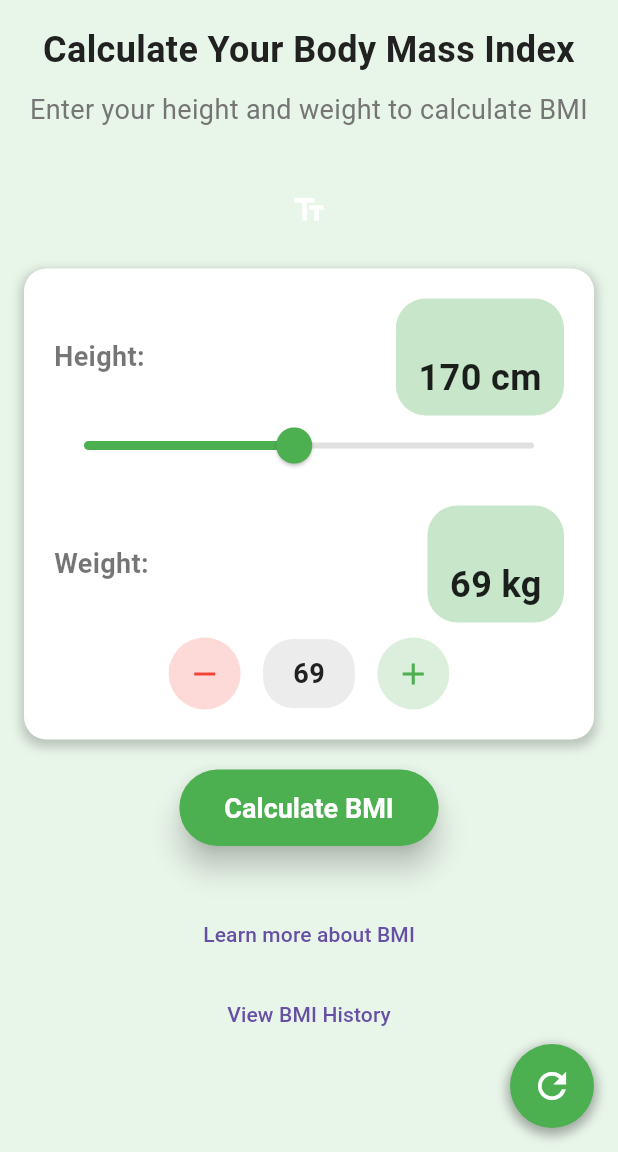
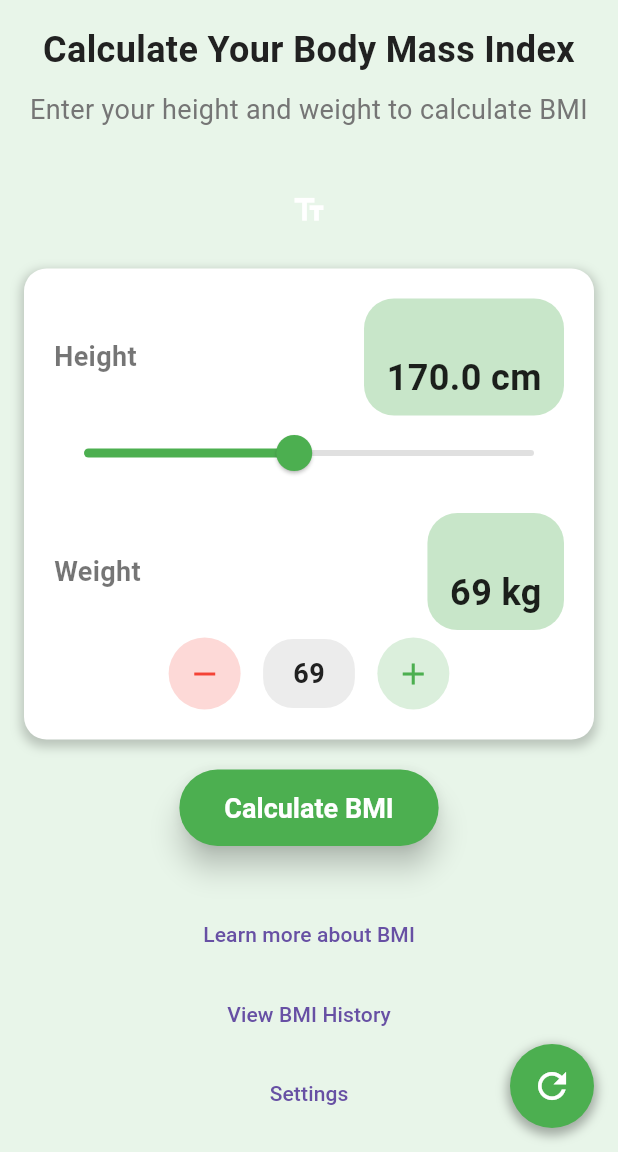
Before and after one commit to uroojkhadim/FA23-BSE-019-5A-UroojKhadim, a Flutter app: the screen it shows after launch, after a tap on the "slideshow" icon, after a tap on the "remove" icon, on a phone screen of 412 x 824 dp, the part 84-1236 px from its top. Run offline on Flutter 3.47's test engine with Material 3 defaults, Android fonts, the phone set to English and light mode, and no system bars; our stand-ins replace csv, file_picker, fl_chart, flutter_local_notifications, google_sign_in, googleapis_auth and 5 more; missing offline and left inert: excel, googleapis; accounts and stored records are empty.

Commit message:
video 18
Final App Completion

```diff
--- a/bmi_calculator/lib/main.dart
+++ b/bmi_calculator/lib/main.dart
@@ -14,6 +14,8 @@ import 'widgets/constants/spacing_constants.dart';
 import 'widgets/custom_fab.dart';
 import 'widgets/bmi_info_screen.dart';
 import 'widgets/bmi_history_screen.dart';
+import 'widgets/splash_screen.dart';
+import 'widgets/settings_screen.dart';
 
 // =============================================================================
 // MAIN APPLICATION
@@ -26,16 +28,31 @@ void main() {
 
 /// Main application widget
 /// This is the root widget of the BMI calculator app
-class BMICalculatorApp extends StatelessWidget {
+class BMICalculatorApp extends StatefulWidget {
   /// Constructor with key parameter
   const BMICalculatorApp({Key? key}) : super(key: key);
+
+  @override
+  State<BMICalculatorApp> createState() => _BMICalculatorAppState();
+}
+
+class _BMICalculatorAppState extends State<BMICalculatorApp> {
+  bool _isInitialized = false;
 
   @override
   Widget build(BuildContext context) {
     return MaterialApp(
       title: 'BMI Calculator',
       theme: BMICalculatorTheme.lightTheme,
-      home: const BMICalculatorScreen(),
+      home: _isInitialized
+          ? const BMICalculatorScreen()
+          : SplashScreen(
+              onInitializationComplete: () {
+                setState(() {
+                  _isInitialized = true;
+                });
+              },
+            ),
       routes: {
         '/bmi-info': (context) => const BMIInfoScreen(),
       },
@@ -76,6 +93,12 @@ class _BMICalculatorScreenState extends State<BMICalculatorScreen> {
   // BMI history
   final List<BMIHistoryItem> _bmiHistory = [];
 
+  // Unit system (metric or imperial)
+  bool _isMetric = true;
+
+  // Settings
+  String _unitSystem = 'metric';
+
   /// Calculates BMI and updates the result
   void _calculateBMI() {
     // Get current values
@@ -84,17 +107,21 @@ class _BMICalculatorScreenState extends State<BMICalculatorScreen> {
     final double weight = _inputMethod == InputMethod.slider ? _weight :
         (_weightController.text.isEmpty ? 0 : double.parse(_weightController.text));
 
+    // Convert to metric if needed
+    final double metricHeight = _isMetric ? height : _convertFeetToCm(height);
+    final double metricWeight = _isMetric ? weight : _convertLbsToKg(weight);
+
     // Create function object for BMI calculation
     final bmiCalculator = BMICalculatorCallbacks.createBMICalculator(
-      height,
-      weight,
+      metricHeight,
+      metricWeight,
       (bmi, category) {
         // Success callback
         setState(() {
           _bmi = bmi;
           _category = category;
 
-          // Add to history
+          // Add to history (store in the unit system the user entered)
           _bmiHistory.add(
             BMIHistoryItem(
               date: DateTime.now(),
@@ -144,6 +171,26 @@ class _BMICalculatorScreenState extends State<BMICalculatorScreen> {
       // For slider input, directly calculate BMI
       bmiCalculator();
     }
+  }
+
+  /// Converts feet to centimeters
+  double _convertFeetToCm(double feet) {
+    // Assuming input is in feet.inches format (e.g., 5.8 for 5 feet 8 inches)
+    final parts = feet.toString().split('.');
+    if (parts.length == 1) {
+      // Whole feet only
+      return feet * 30.48;
+    } else {
+      // Feet and inches
+      final feetPart = double.parse(parts[0]);
+      final inchesPart = double.parse(parts[1]);
+      return (feetPart * 12 + inchesPart) * 2.54;
+    }
+  }
+
+  /// Converts pounds to kilograms
+  double _convertLbsToKg(double pounds) {
+    return pounds * 0.453592;
   }
 
   /// Get color associated with BMI category
@@ -218,6 +265,7 @@ class _BMICalculatorScreenState extends State<BMICalculatorScreen> {
                 TextInputCard(
                   heightController: _heightController,
                   weightController: _weightController,
+                  isMetric: _isMetric,
                 )
               else
                 SliderInputCard(
@@ -233,6 +281,7 @@ class _BMICalculatorScreenState extends State<BMICalculatorScreen> {
                       _weight = value.toDouble();
                     });
                   },
+                  isMetric: _isMetric,
                 ),
               const SizedBox(height: SpacingConstants.extraLarge),
 
@@ -294,6 +343,23 @@ class _BMICalculatorScreenState extends State<BMICalculatorScreen> {
                 ),
               ),
 
+              const SizedBox(height: SpacingConstants.small),
+
+              // Button to navigate to settings screen
+              Center(
+                child: TextButton(
+                  onPressed: () {
+                    Navigator.push(
+                      context,
+                      MaterialPageRoute(
+                        builder: (context) => const SettingsScreen(),
+                      ),
+                    );
+                  },
+                  child: const Text('Settings'),
+                ),
+              ),
+
               const SizedBox(height: SpacingConstants.extraLarge),
             ],
           ),
--- a/bmi_calculator/lib/widgets/slider_input_card.dart
+++ b/bmi_calculator/lib/widgets/slider_input_card.dart
@@ -24,6 +24,9 @@ class SliderInputCard extends StatefulWidget {
   /// Callback function when weight stepper value changes
   final Function(int) onWeightChanged;
 
+  /// Flag indicating if metric units are used
+  final bool isMetric;
+
   /// Constructor for SliderInputCard
   const SliderInputCard({
     Key? key,
@@ -31,6 +34,7 @@ class SliderInputCard extends StatefulWidget {
     required this.weightValue,
     required this.onHeightChanged,
     required this.onWeightChanged,
+    this.isMetric = true,
   }) : super(key: key);
 
   @override
@@ -38,7 +42,6 @@ class SliderInputCard extends StatefulWidget {
 }
 
 class _SliderInputCardState extends State<SliderInputCard> {
-  // Local variables to track slider values
   late double _currentHeight;
   late int _currentWeight;
 
@@ -52,12 +55,15 @@ class _SliderInputCardState extends State<SliderInputCard> {
   @override
   void didUpdateWidget(covariant SliderInputCard oldWidget) {
     super.didUpdateWidget(oldWidget);
-    // Update local values when widget is updated
     if (oldWidget.heightValue != widget.heightValue) {
+      setState(() {
         _currentHeight = widget.heightValue;
+      });
     }
     if (oldWidget.weightValue != widget.weightValue) {
+      setState(() {
         _currentWeight = widget.weightValue;
+      });
     }
   }
 
@@ -65,79 +71,55 @@ class _SliderInputCardState extends State<SliderInputCard> {
   Widget build(BuildContext context) {
     return RepeatContainer(
       child: Column(
-        crossAxisAlignment: CrossAxisAlignment.start,
         children: [
-          // Display current height value with enhanced styling
+          // Height slider with value indicator
           SliderValueIndicator(
-            label: 'Height:',
-            value: _currentHeight.round().toString(),
-            unit: 'cm',
+            label: 'Height',
+            value: _currentHeight.toStringAsFixed(1),
+            unit: widget.isMetric ? 'cm' : 'ft',
           ),
-          // Enhanced height slider control using custom slider
+          const SizedBox(height: SpacingConstants.small),
           CustomSlider(
             value: _currentHeight,
-            min: 100, // Minimum height (100 cm)
-            max: 250, // Maximum height (250 cm)
-            divisions: 150, // Number of discrete steps
-            label: '${_currentHeight.round()} cm', // Display value when sliding
-            onChanged: (double value) {
+            min: widget.isMetric ? 100.0 : 3.0,
+            max: widget.isMetric ? 250.0 : 8.0,
+            divisions: widget.isMetric ? 150 : 60,
+            label: _currentHeight.toStringAsFixed(1),
+            onChanged: (value) {
               setState(() {
                 _currentHeight = value;
               });
-              // Call the callback to update the parent widget
               widget.onHeightChanged(value);
             },
           ),
-          const SizedBox(height: SpacingConstants.extraLarge), // Spacing
+          const SizedBox(height: SpacingConstants.extraLarge),
 
-          // Weight section with enhanced controls
+          // Weight stepper with value indicator
           SliderValueIndicator(
-            label: 'Weight:',
+            label: 'Weight',
             value: _currentWeight.toString(),
-            unit: 'kg',
+            unit: widget.isMetric ? 'kg' : 'lbs',
           ),
-          const SizedBox(height: SpacingConstants.medium),
-
-          // Enhanced weight stepper controls using custom stepper
+          const SizedBox(height: SpacingConstants.small),
           CustomStepper(
             value: _currentWeight,
-            minValue: 30,
-            maxValue: 200,
+            minValue: widget.isMetric ? 20 : 44,
+            maxValue: widget.isMetric ? 200 : 440,
             onDecrement: () {
-              // Create function object for weight change
-              final weightChanger = BMICalculatorCallbacks.createWeightChanger(
-                _currentWeight,
-                30,
-                200,
-                (newWeight) {
-                  // Change callback
+              if (_currentWeight > (widget.isMetric ? 20 : 44)) {
                 setState(() {
-                    _currentWeight = newWeight;
+                  _currentWeight--;
                 });
-                  widget.onWeightChanged(newWeight);
-                },
-              );
-
-              // Execute weight change with decrement
-              weightChanger(_currentWeight - 1);
+                widget.onWeightChanged(_currentWeight);
+              }
             },
             onIncrement: () {
-              // Create function object for weight change
-              final weightChanger = BMICalculatorCallbacks.createWeightChanger(
-                _currentWeight,
-                30,
-                200,
-                (newWeight) {
-                  // Change callback
+              if (_currentWeight < (widget.isMetric ? 200 : 440)) {
                 setState(() {
-                    _currentWeight = newWeight;
+                  _currentWeight++;
                 });
-                  widget.onWeightChanged(newWeight);
-                },
-              );
-
-              // Execute weight change with increment
-              weightChanger(_currentWeight + 1);
+                widget.onWeightChanged(_currentWeight);
+              }
             },
           ),
         ],
--- /dev/null
+++ b/bmi_calculator/lib/widgets/splash_screen.dart
@@ -0,0 +1,74 @@
+// Import the Flutter material design library
+import 'package:flutter/material.dart';
+import 'package:bmi_calculator/widgets/constants/color_constants.dart';
+import 'package:bmi_calculator/widgets/constants/text_style_constants.dart';
+
+/// Splash Screen
+/// Displays a loading screen while the app initializes
+class SplashScreen extends StatefulWidget {
+  final VoidCallback onInitializationComplete;
+
+  const SplashScreen({Key? key, required this.onInitializationComplete}) : super(key: key);
+
+  @override
+  State<SplashScreen> createState() => _SplashScreenState();
+}
+
+class _SplashScreenState extends State<SplashScreen> {
+  @override
+  void initState() {
+    super.initState();
+    // Simulate app initialization
+    _initializeApp();
+  }
+
+  /// Simulates app initialization
+  Future<void> _initializeApp() async {
+    // Simulate some initialization work
+    await Future.delayed(const Duration(seconds: 2));
+
+    // Notify that initialization is complete
+    widget.onInitializationComplete();
+  }
+
+  @override
+  Widget build(BuildContext context) {
+    return Scaffold(
+      backgroundColor: ColorConstants.primaryGreen,
+      body: Center(
+        child: Column(
+          mainAxisAlignment: MainAxisAlignment.center,
+          children: [
+            // App icon or logo
+            Icon(
+              Icons.monitor_weight,
+              size: 100,
+              color: Colors.white,
+            ),
+            const SizedBox(height: 30),
+            // App title
+            Text(
+              'BMI Calculator',
+              style: TextStyleConstants.largeTitle.copyWith(
+                color: Colors.white,
+                fontSize: 32,
+              ),
+            ),
+            const SizedBox(height: 20),
+            // Loading indicator
+            const CircularProgressIndicator(
+              valueColor: AlwaysStoppedAnimation<Color>(Colors.white),
+            ),
+            const SizedBox(height: 20),
+            Text(
+              'Calculating your health...',
+              style: TextStyleConstants.mediumBody.copyWith(
+                color: Colors.white,
+              ),
+            ),
+          ],
+        ),
+      ),
+    );
+  }
+}
--- a/bmi_calculator/lib/widgets/text_input_card.dart
+++ b/bmi_calculator/lib/widgets/text_input_card.dart
@@ -14,11 +14,15 @@ class TextInputCard extends StatelessWidget {
   /// Controller for the weight text field
   final TextEditingController weightController;
 
+  /// Flag indicating if metric units are used
+  final bool isMetric;
+
   /// Constructor for TextInputCard
   const TextInputCard({
     Key? key,
     required this.heightController,
     required this.weightController,
+    this.isMetric = true,
   }) : super(key: key);
 
   @override
@@ -30,9 +34,9 @@ class TextInputCard extends StatelessWidget {
           TextField(
             controller: heightController,
             keyboardType: TextInputType.number, // Only accept numbers
-            decoration: const InputDecoration(
-              labelText: 'Height (cm)',
-              prefixIcon: HeightIcon(), // Custom height icon
+            decoration: InputDecoration(
+              labelText: 'Height (${isMetric ? 'cm' : 'ft'})',
+              prefixIcon: const HeightIcon(), // Custom height icon
             ),
             // Add function object for validation on change
             onChanged: (value) {
@@ -44,9 +48,9 @@ class TextInputCard extends StatelessWidget {
           TextField(
             controller: weightController,
             keyboardType: TextInputType.number, // Only accept numbers
-            decoration: const InputDecoration(
-              labelText: 'Weight (kg)',
-              prefixIcon: WeightIcon(), // Custom weight icon
+            decoration: InputDecoration(
+              labelText: 'Weight (${isMetric ? 'kg' : 'lbs'})',
+              prefixIcon: const WeightIcon(), // Custom weight icon
             ),
             // Add function object for validation on change
             onChanged: (value) {
```
Also changed, not shown: bmi_calculator/lib/widgets/settings_screen.dart (added, +200 -0 lines). Lines whose indentation alone changed are shown as unchanged.
